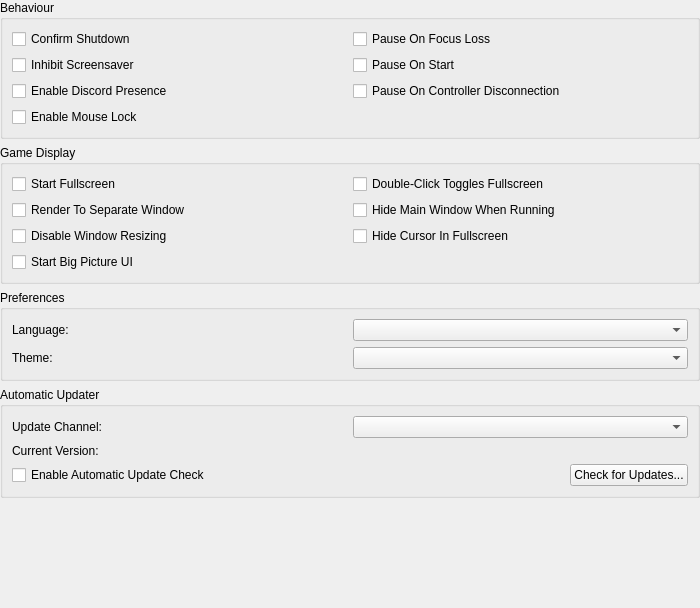
Above: pcsx2-qt/Settings/InterfaceSettingsWidget.ui from PCSX2/pcsx2 before the change. Below: the same form after it.
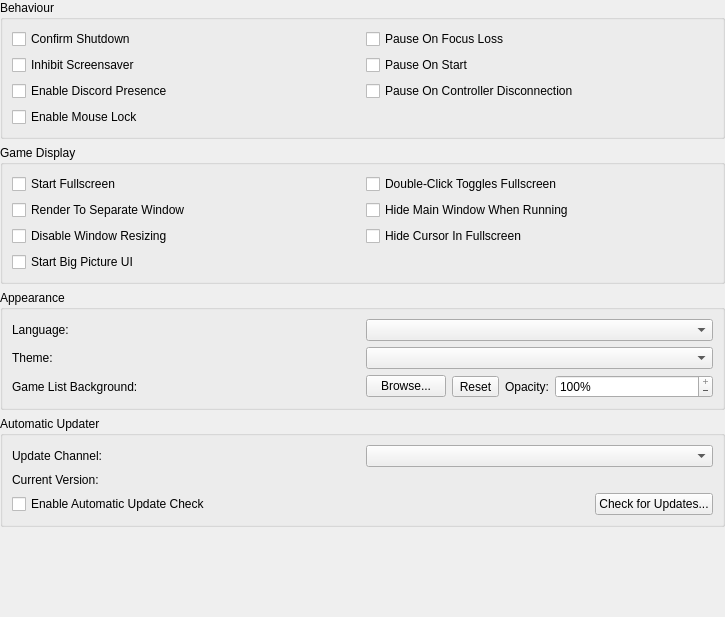
That is the form after the change. Icons and pictures are not drawn.

Commit message: Qt: Move the settings to the interface section

Diff of the .ui file:
```diff
--- a/pcsx2-qt/Settings/InterfaceSettingsWidget.ui
+++ b/pcsx2-qt/Settings/InterfaceSettingsWidget.ui
@@ -6,8 +6,8 @@
    <rect>
     <x>0</x>
     <y>0</y>
-    <width>700</width>
-    <height>608</height>
+    <width>725</width>
+    <height>617</height>
    </rect>
   </property>
   <layout class="QVBoxLayout" name="verticalLayout">
@@ -140,21 +140,11 @@
     </widget>
    </item>
    <item>
-    <widget class="QGroupBox" name="preferencesGroup">
+    <widget class="QGroupBox" name="appearancesGroup">
      <property name="title">
-      <string>Preferences</string>
+      <string>Appearance</string>
      </property>
      <layout class="QGridLayout" name="gridLayout">
-      <item row="0" column="0">
-       <widget class="QLabel" name="languageLabel">
-        <property name="text">
-         <string>Language:</string>
-        </property>
-       </widget>
-      </item>
-      <item row="0" column="1">
-       <widget class="QComboBox" name="language"/>
-      </item>
       <item row="1" column="0">
        <widget class="QLabel" name="themeLabel">
         <property name="text">
@@ -162,6 +152,91 @@
         </property>
        </widget>
       </item>
+      <item row="2" column="1">
+       <layout class="QHBoxLayout" name="backgroundPathLayout">
+        <item>
+         <widget class="QPushButton" name="backgroundBrowse">
+          <property name="sizePolicy">
+           <sizepolicy hsizetype="Fixed" vsizetype="Fixed">
+            <horstretch>0</horstretch>
+            <verstretch>0</verstretch>
+           </sizepolicy>
+          </property>
+          <property name="text">
+           <string>Browse...</string>
+          </property>
+         </widget>
+        </item>
+        <item>
+         <widget class="QToolButton" name="backgroundReset">
+          <property name="text">
+           <string>Reset</string>
+          </property>
+          <property name="icon">
+           <iconset theme="trash-fill"/>
+          </property>
+         </widget>
+        </item>
+        <item>
+         <widget class="QLabel" name="backgroundOpacityLabel">
+          <property name="sizePolicy">
+           <sizepolicy hsizetype="Fixed" vsizetype="Preferred">
+            <horstretch>0</horstretch>
+            <verstretch>0</verstretch>
+           </sizepolicy>
+          </property>
+          <property name="text">
+           <string>Opacity:</string>
+          </property>
+         </widget>
+        </item>
+        <item>
+         <widget class="QSpinBox" name="backgroundOpacity">
+          <property name="wrapping">
+           <bool>false</bool>
+          </property>
+          <property name="buttonSymbols">
+           <enum>QAbstractSpinBox::ButtonSymbols::PlusMinus</enum>
+          </property>
+          <property name="showGroupSeparator" stdset="0">
+           <bool>false</bool>
+          </property>
+          <property name="suffix">
+           <string notr="true">%</string>
+          </property>
+          <property name="minimum">
+           <number>0</number>
+          </property>
+          <property name="maximum">
+           <number>100</number>
+          </property>
+          <property name="singleStep">
+           <number>5</number>
+          </property>
+          <property name="value">
+           <number>100</number>
+          </property>
+         </widget>
+        </item>
+       </layout>
+      </item>
+      <item row="2" column="0">
+       <widget class="QLabel" name="backgroundLabel">
+        <property name="text">
+         <string>Game List Background:</string>
+        </property>
+       </widget>
+      </item>
+      <item row="0" column="1">
+       <widget class="QComboBox" name="language"/>
+      </item>
+      <item row="0" column="0">
+       <widget class="QLabel" name="languageLabel">
+        <property name="text">
+         <string>Language:</string>
+        </property>
+       </widget>
+      </item>
       <item row="1" column="1">
        <widget class="QComboBox" name="theme"/>
       </item>
@@ -174,13 +249,6 @@
       <string>Automatic Updater</string>
      </property>
      <layout class="QGridLayout" name="gridLayout_2">
-      <item row="1" column="1">
-       <widget class="QLabel" name="autoUpdateCurrentVersion">
-        <property name="text">
-         <string/>
-        </property>
-       </widget>
-      </item>
       <item row="0" column="0">
        <widget class="QLabel" name="updaterChannelLabel">
         <property name="text">
@@ -188,6 +256,16 @@
         </property>
        </widget>
       </item>
+      <item row="1" column="1">
+       <widget class="QLabel" name="autoUpdateCurrentVersion">
+        <property name="text">
+         <string/>
+        </property>
+       </widget>
+      </item>
+      <item row="0" column="1">
+       <widget class="QComboBox" name="autoUpdateTag"/>
+      </item>
       <item row="1" column="0">
        <widget class="QLabel" name="currentVersionLabel">
         <property name="text">
@@ -195,9 +273,6 @@
         </property>
        </widget>
       </item>
-      <item row="0" column="1">
-       <widget class="QComboBox" name="autoUpdateTag"/>
-      </item>
       <item row="2" column="0" colspan="2">
        <layout class="QHBoxLayout" name="automaticUpdaterCheckGroup" stretch="1,0">
         <item>
@@ -222,7 +297,7 @@
    <item>
     <spacer name="verticalSpacer">
      <property name="orientation">
-      <enum>Qt::Vertical</enum>
+      <enum>Qt::Orientation::Vertical</enum>
      </property>
      <property name="sizeHint" stdset="0">
       <size>
```
The commit also changes 7 other files.
